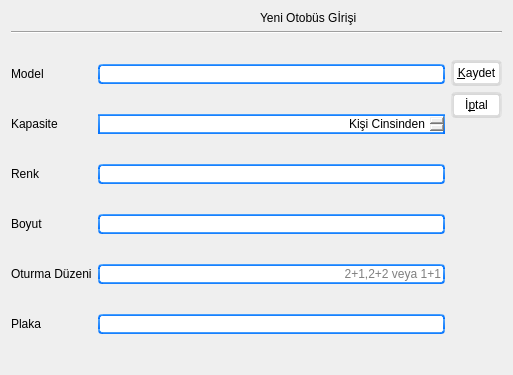
This is Formlar/VeriFormlari/otobusgirisformu.ui in emirkyz/OtobusBilgiSistemi as Qt 5 draws it before an edit. The edited form follows.
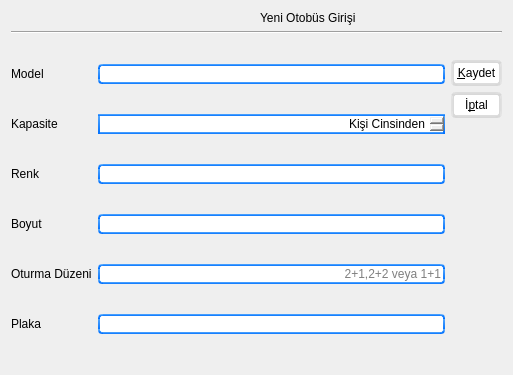
This is the edited form. Icons and pictures are not drawn.

```diff
--- a/Formlar/VeriFormlari/otobusgirisformu.ui
+++ b/Formlar/VeriFormlari/otobusgirisformu.ui
@@ -638,7 +638,7 @@
      <item>
       <widget class="QLabel" name="lblBaslik">
        <property name="text">
-        <string>Yeni Otobüs Gİrişi</string>
+        <string>Yeni Otobüs Girişi</string>
        </property>
       </widget>
      </item>
```
